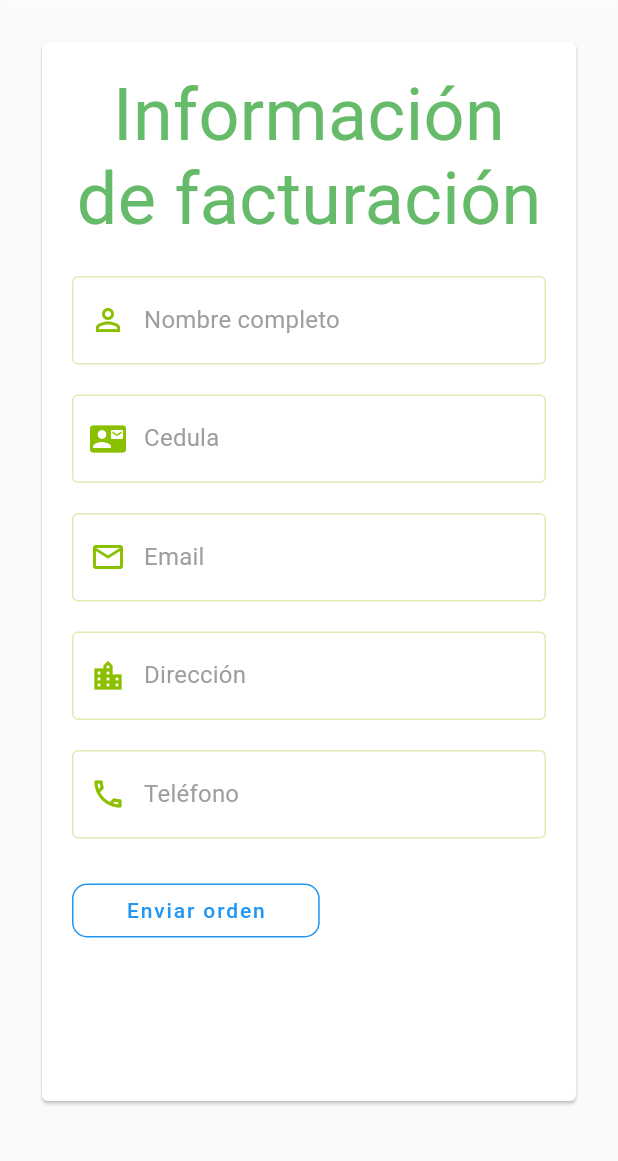
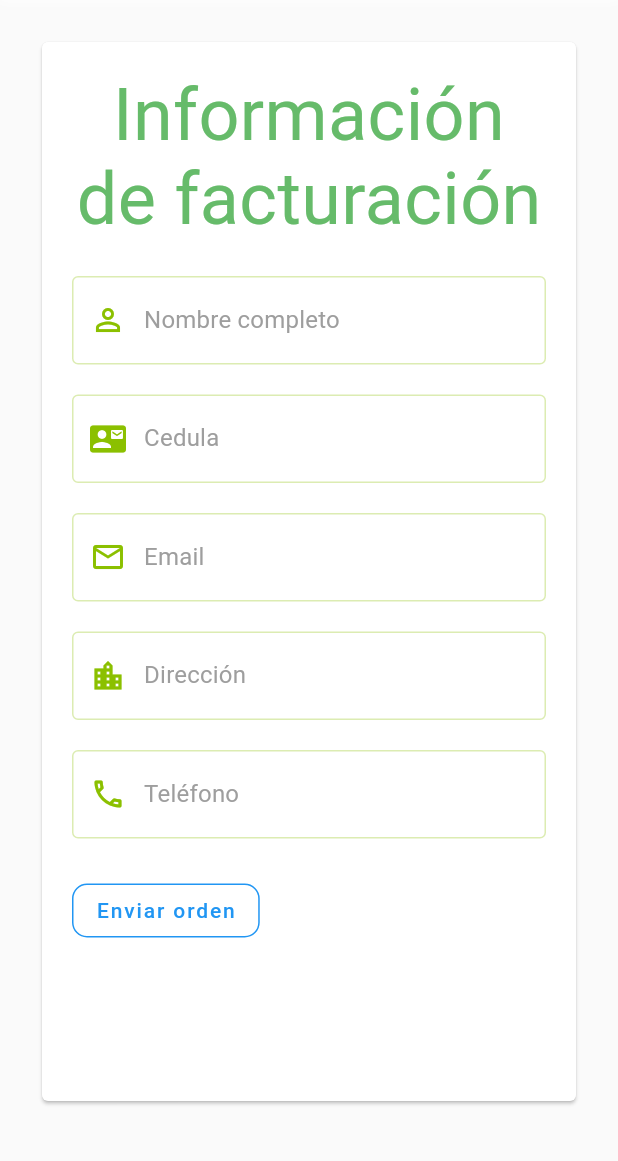
Before and after one commit to StevenMontero/veggy_meat_wep_app, a Flutter app: the FormPreorderPage screen opened by its route, on a phone screen of 412 x 824 dp, the part 75-1236 px from its top. Run offline on Flutter 3.47's test engine with Material 2 defaults, Android fonts, the phone set to English and light mode, and no system bars; drawn by our look-alikes of badges; our stand-ins replace bloc, carousel_slider, cloud_firestore, dio, equatable, firebase_storage and 7 more; missing offline and left inert: twilio_flutter; accounts and stored records are empty; network calls fail.

Commit message:
correccion de responsive mobile2 buttom

```diff
--- a/lib/ui/widgets/outline_custom_buttom.dart
+++ b/lib/ui/widgets/outline_custom_buttom.dart
@@ -27,16 +27,9 @@ class CustomOutlinedButton extends StatelessWidget {
               isFilled ? color.withOpacity(0.3) : Colors.transparent),
         ),
         onPressed: onPressed,
-        child: Padding(
-          padding: EdgeInsets.symmetric(horizontal: 20, vertical: 10),
-          child: Text(
-            text,
-            style: TextStyle(
-                fontSize: 14,
-                fontWeight: FontWeight.w500,
-                letterSpacing: 1.25,
-                color: isTextWhite ? Colors.white : color),
-          ),
+        child: Text(
+          text,
+          style: TextStyle(color: isTextWhite ? Colors.white : color),
         ));
   }
 }
```
Also changed, not shown: 1 other file.
